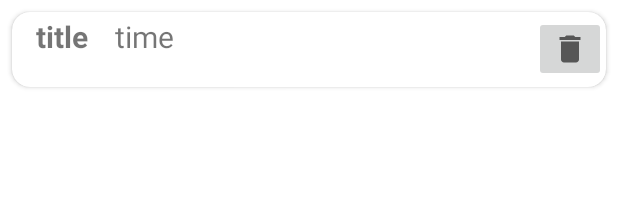
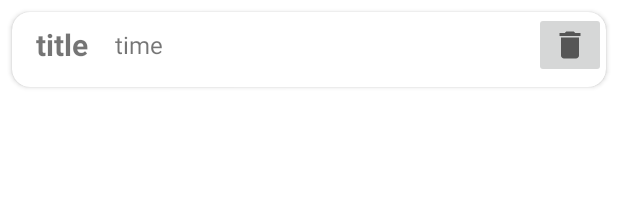
Before and after one commit to since85stas/RadioTApp, an Android app: the layout saved_podcast_item.xml on its own in the app's theme, with its tools: preview values and no code run, on a phone screen of 412 x 824 dp. Shown: the top 211 px of the screen. Run offline under Robolectric (Android 15) with nearby library versions, the light colour scheme and no system bars.

Commit message:
небольшие перерисовки

```diff
--- a/app/src/main/res/layout/fragment_control.xml
+++ b/app/src/main/res/layout/fragment_control.xml
@@ -50,7 +50,7 @@
                 android:layout_height="wrap_content"
                 app:show_timeout="0"
                 android:layout_margin="12dp"
-                app:controller_layout_id="@layout/new_exo"
+                app:controller_layout_id="@layout/exoplayer_control_layout"
                 bindExoPla="@{mainActViewModel.exoPlayer}"
                 />
     </LinearLayout>
--- a/app/src/main/res/layout/saved_podcast_item.xml
+++ b/app/src/main/res/layout/saved_podcast_item.xml
@@ -22,7 +22,7 @@
             android:layout_width="match_parent"
             android:layout_height="wrap_content"
             android:orientation = "horizontal"
-            android:layout_gravity="center"
+            android:gravity="center"
             >
 
             <TextView
@@ -44,7 +44,7 @@
                 android:layout_weight="1"
                 android:layout_height="wrap_content"
                 android:text="time"
-                android:textSize="20sp"
+                android:textSize="16sp"
                 android:paddingEnd="12dp"
                 android:layout_marginStart="6dp"
                 />
```
Also changed, not shown: app/src/main/res/layout/exoplayer_control_layout.xml (renamed from app/src/main/res/layout/new_exo.xml).
